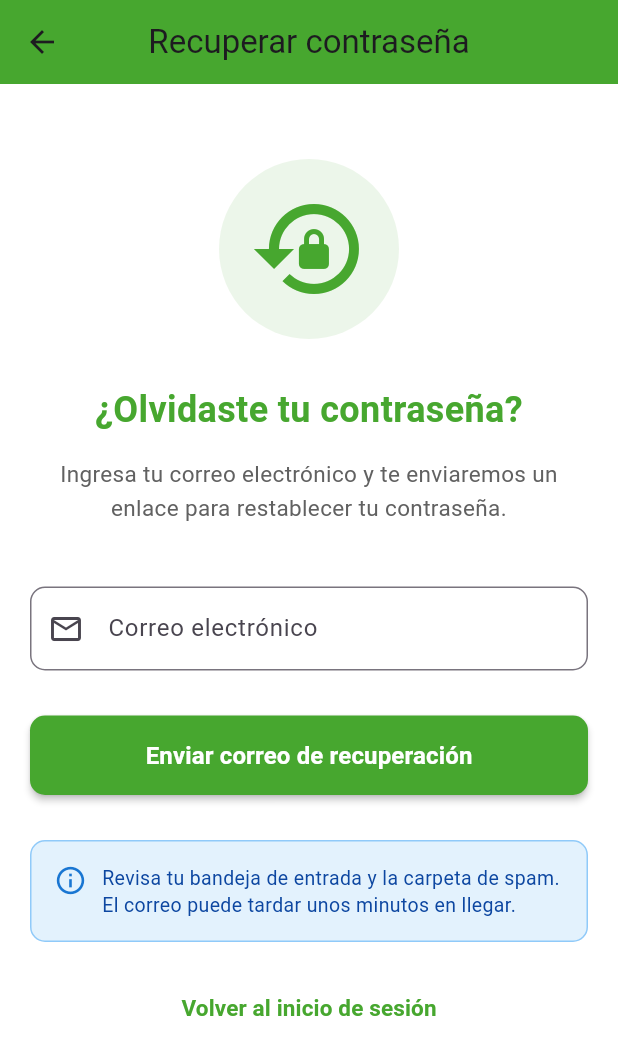
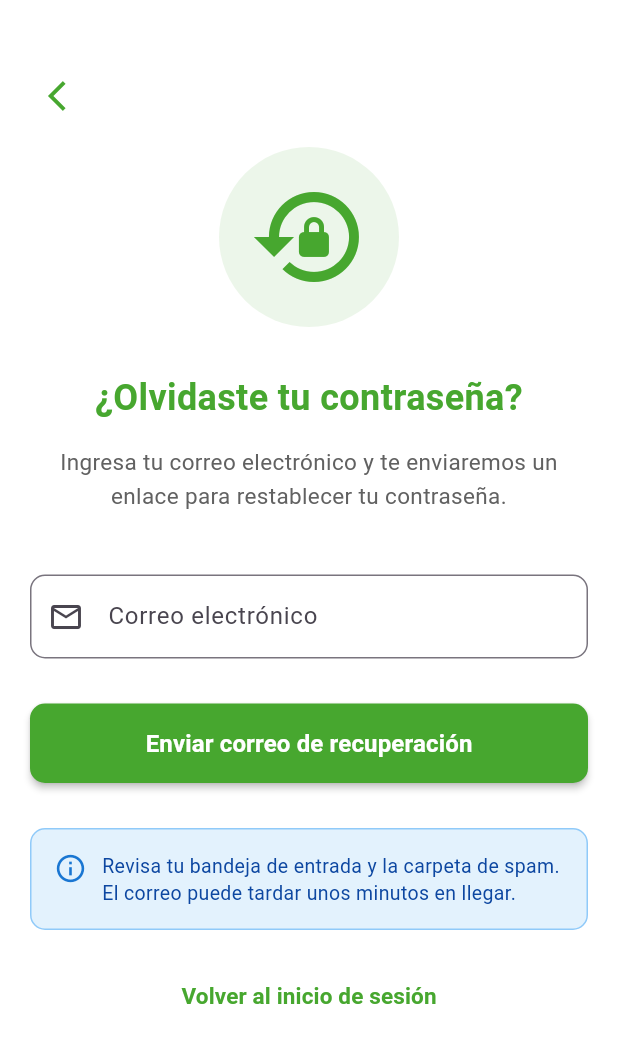
Before and after one commit to JesusC2003/Savory-app, a Flutter app: the screen it shows after launch, after a tap on "¿Olvidaste tu contraseña?", on a phone screen of 412 x 824 dp. Shown: the top 1055 px of the screen. Run offline on Flutter 3.47's test engine with Material 3 defaults, Android fonts, the phone set to English and light mode, and no system bars; our stand-ins replace cloud_firestore, firebase_auth, firebase_core, flutter_svg, google_sign_in, shared_preferences; accounts and stored records are empty; generated files the repository leaves out were written again.

Commit message:
arreglo de Auth

```diff
--- a/lib/UI/auth/forgot_password_page.dart
+++ b/lib/UI/auth/forgot_password_page.dart
@@ -135,26 +135,34 @@ class _ForgotPasswordPageState extends State<ForgotPasswordPage> {
   Widget build(BuildContext context) {
     return Scaffold(
       backgroundColor: Colors.white,
-      appBar: AppBar(
-        backgroundColor: const Color(0xFF47A72F),
-        title: const Text("Recuperar contraseña"),
-        centerTitle: true,
-        elevation: 0,
-      ),
-      body: SingleChildScrollView(
+      body: SafeArea(
+        child: SingleChildScrollView(
           padding: const EdgeInsets.all(20),
           child: Form(
             key: _formKey,
             child: Column(
               crossAxisAlignment: CrossAxisAlignment.stretch,
               children: [
-              const SizedBox(height: 30),
+                const SizedBox(height: 20),
+
+                // Botón de volver atrás (estilo moderno)
+                Align(
+                  alignment: Alignment.centerLeft,
+                  child: IconButton(
+                    icon: const Icon(Icons.arrow_back_ios, color: Color(0xFF47A72F)),
+                    onPressed: () => Navigator.pop(context),
+                    padding: EdgeInsets.zero,
+                  ),
+                ),
+
+                const SizedBox(height: 10),
 
                 // Icono principal
                 Center(
                   child: Container(
                     padding: const EdgeInsets.all(20),
                     decoration: BoxDecoration(
+                      // ignore: deprecated_member_use
                       color: const Color(0xFF47A72F).withOpacity(0.1),
                       shape: BoxShape.circle,
                     ),
@@ -278,6 +286,7 @@ class _ForgotPasswordPageState extends State<ForgotPasswordPage> {
                     child: Container(
                       padding: const EdgeInsets.all(15),
                       decoration: BoxDecoration(
+                        // ignore: deprecated_member_use
                         color: Colors.green.withOpacity(0.1),
                         shape: BoxShape.circle,
                       ),
@@ -403,6 +412,7 @@ class _ForgotPasswordPageState extends State<ForgotPasswordPage> {
             ),
           ),
         ),
+      ),
     );
   }
 }
--- a/lib/UI/auth/login_page.dart
+++ b/lib/UI/auth/login_page.dart
@@ -278,14 +278,14 @@ class _LoginPageState extends State<LoginPage> {
             child: Column(
               crossAxisAlignment: CrossAxisAlignment.stretch,
               children: [
-                const SizedBox(height: 50),
+                const SizedBox(height: 15),
 
                 // Logo y título
                 Center(
                   child: Column(
                     children: [
                       Image.asset('assets/logo.png', height: 120),
-                      const SizedBox(height: 20),
+                      const SizedBox(height: 10),
                       const Text(
                         'Bienvenido a Savory',
                         style: TextStyle(
@@ -543,7 +543,7 @@ class _LoginPageState extends State<LoginPage> {
                           ),
                         )
                       : Image.asset(
-                          'assets/google_logo.png',
+                          'assets/google.png',
                           height: 24,
                           width: 24,
                           errorBuilder: (context, error, stackTrace) {
```
Also changed, not shown: lib/UI/auth/register_page.dart (+22 -16 lines). Lines whose indentation alone changed are shown as unchanged.
